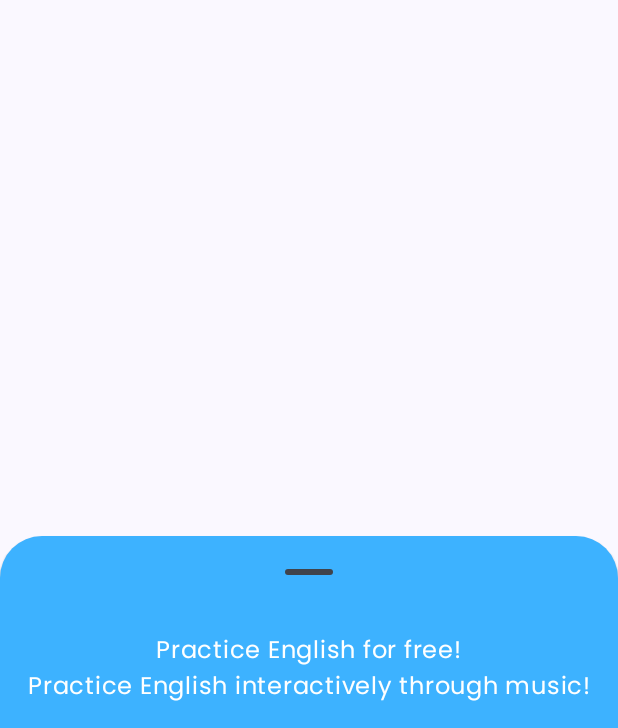
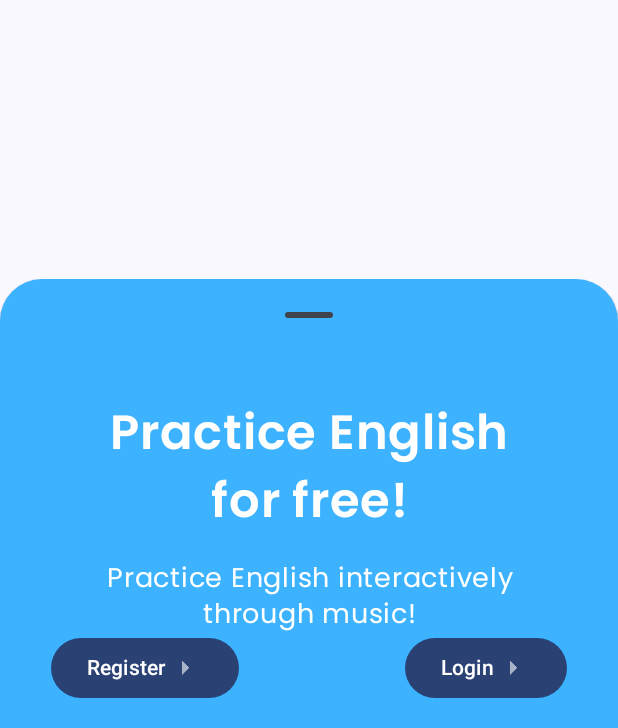
Before and after one commit to yohanajocelyn/EchoLearn, an Android app built with Jetpack Compose: the @Preview function StarterViewPreview, on a phone screen of 412 x 824 dp, the part 508-1236 px from its top. Run offline under Robolectric (Android 15) with nearby library versions, the phone set to English and light mode, and no system bars.

Commit message:
Update StarterView.kt

```diff
--- a/app/src/main/java/com/yohana/echolearn/views/StarterView.kt
+++ b/app/src/main/java/com/yohana/echolearn/views/StarterView.kt
@@ -3,7 +3,10 @@ package com.yohana.echolearn.views
 import android.hardware.camera2.params.ColorSpaceTransform
 import androidx.compose.foundation.Image
 import androidx.compose.foundation.background
+import androidx.compose.foundation.layout.Arrangement
 import androidx.compose.foundation.layout.Column
+import androidx.compose.foundation.layout.Row
+import androidx.compose.foundation.layout.Spacer
 import androidx.compose.foundation.layout.fillMaxWidth
 import androidx.compose.foundation.layout.padding
 import androidx.compose.foundation.layout.width
@@ -19,6 +22,7 @@ import androidx.compose.runtime.rememberCoroutineScope
 import androidx.compose.ui.Alignment
 import androidx.compose.ui.Modifier
 import androidx.compose.ui.graphics.Color
+import androidx.compose.ui.graphics.ColorFilter
 import androidx.compose.ui.res.painterResource
 import androidx.compose.ui.text.font.FontWeight
 import androidx.compose.ui.text.style.TextAlign
@@ -54,20 +58,53 @@ fun StarterView(){
                 ,
                 horizontalAlignment = Alignment.CenterHorizontally
             ) {
-                Text(
-                    text = "Practice English for free!",
-                    color = Color.White,
-                    fontFamily = poppins
+                TitleText(
+                    text = "Practice English",
+                    modifier = Modifier.padding(top = 16.dp)
+                )
+                TitleText(
+                    text = "for free!",
+                    modifier = Modifier.padding(bottom = 16.dp)
                 )
                 Text(
                     text = "Practice English interactively through music!",
                     color = Color.White,
                     fontFamily = poppins,
-                    textAlign = TextAlign.Center
+                    textAlign = TextAlign.Center,
+                    modifier = Modifier
+                        .padding(horizontal = 30.dp)
+                    ,
+                    fontSize = 18.sp
                 )
+
+                Row (
+                    modifier = Modifier
+                        .fillMaxWidth()
+                        .padding(horizontal = 18.dp)
+                    ,
+                    horizontalArrangement = Arrangement.SpaceBetween
+                ){
+                    Button(
+                        onClick = { TODO() }
+                    ) {
+                        ButtonContent(
+                            text = "Register",
+                            color = Color.White
+                        )
+                    }
+
+                    Button(
+                        onClick = { TODO() }
+                    ) {
+                        ButtonContent(
+                            text = "Login",
+                            color = Color.White
+                        )
+                    }
+                }
             }
         },
-        sheetPeekHeight = 0.dp // Adjust this to your needs if a partial view of the sheet should be visible initially
+        sheetPeekHeight = 48.dp // Adjust this to your needs if a partial view of the sheet should be visible initially
     ) {
         Column(
             modifier = Modifier
@@ -91,39 +128,36 @@ fun StarterView(){
             )
         }
     }
+}
 
-//    Column (
-//        modifier = Modifier
-//            .fillMaxWidth()
-//            .background(color = Color.White)
-//            .padding(top = 64.dp)
-//        ,
-//        horizontalAlignment = Alignment.CenterHorizontally
-//    ){
-//        Image(
-//            painter = painterResource(id = R.drawable.app_logo_colorful),
-//            contentDescription = "App Logo",
-//            modifier = Modifier
-//                .width(250.dp)
-//        )
-//        Text(
-//            text = "Echo Learn",
-//            color = Color(0xFF0068AD),
-//            fontFamily = poppins,
-//            fontWeight = FontWeight.SemiBold,
-//            fontSize = 36.sp,
-//            modifier = Modifier
-//                .padding(top = 16.dp)
-//        )
-//        ModalBottomSheet(
-//            onDismissRequest = {},
-//        ) {
-//            Text(
-//                text = "Lorem Ipsum",
-//                color = Color.Black
-//            )
-//        }
-//    }
+@Composable
+fun TitleText(text: String, modifier: Modifier = Modifier){
+    Text(
+        text = text,
+        color = Color.White,
+        fontFamily = poppins,
+        fontWeight = FontWeight.SemiBold,
+        fontSize = 32.sp,
+        textAlign = TextAlign.Center,
+        modifier = modifier
+    )
+}
+
+@Composable
+fun ButtonContent(text: String, color: Color){
+    Row (
+        verticalAlignment = Alignment.CenterVertically,
+        horizontalArrangement = Arrangement.SpaceBetween
+    ){
+        Text(
+            text = text
+        )
+        Image(
+            painter = painterResource(id = R.drawable.ic_arrow_right),
+            contentDescription = "Button Img",
+            colorFilter = ColorFilter.tint(color = color)
+        )
+    }
 }
 
 @Preview(showBackground = true, showSystemUi = true)
```
